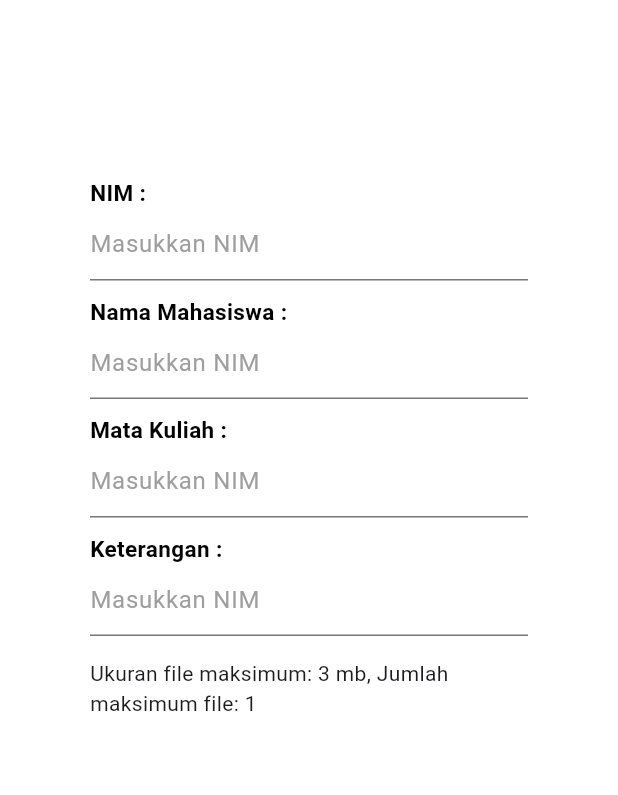
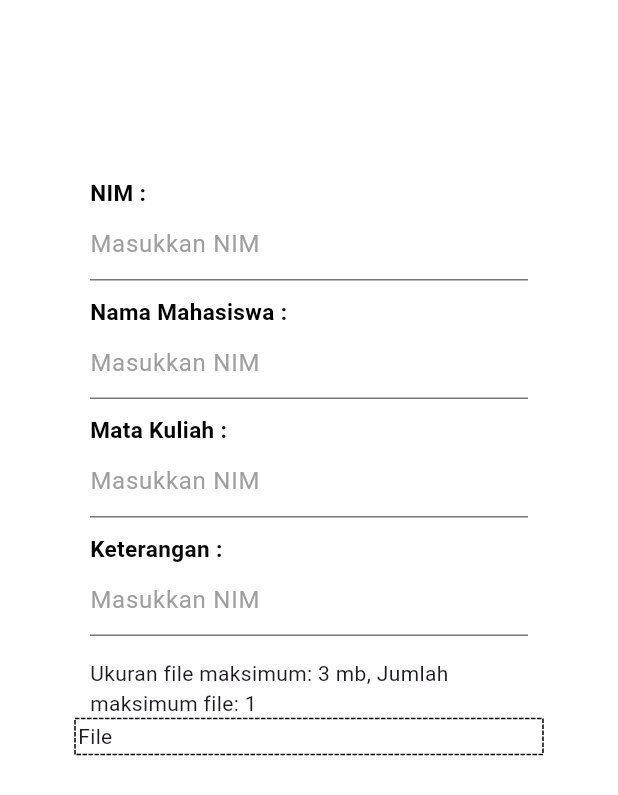
Before and after one commit to orminla/sp_academix, a Flutter app: the PagesFormRevisi screen opened directly, on a phone screen of 412 x 824 dp. Shown: the top 795 px of the screen. Run offline on Flutter 3.47's test engine with Material 3 defaults, Android fonts, the phone set to English and light mode, and no system bars; drawn by our look-alikes of dotted_border; our stand-ins replace convex_bottom_bar, google_fonts.

Commit message:
penambahan dependency dotted Border

```diff
--- a/lib/views/sirekap/views/revisi/pages.dart
+++ b/lib/views/sirekap/views/revisi/pages.dart
@@ -1,3 +1,4 @@
+import 'package:dotted_border/dotted_border.dart';
 import 'package:flutter/material.dart';
 import 'package:google_fonts/google_fonts.dart';
 
@@ -41,6 +42,13 @@ class _PagesFormRevisiState extends State<PagesFormRevisi> {
                       Text(
                           'Ukuran file maksimum: 3 mb, Jumlah maksimum file: 1'),
                     ],
+                  ),
+                ),
+                Container(
+                  width: double.infinity,
+                  child: DottedBorder(
+
+                    child: Text("File"),
                   ),
                 )
               ],
```
Also changed, not shown: pubspec.yaml (+5 -12 lines), pubspec.lock.
